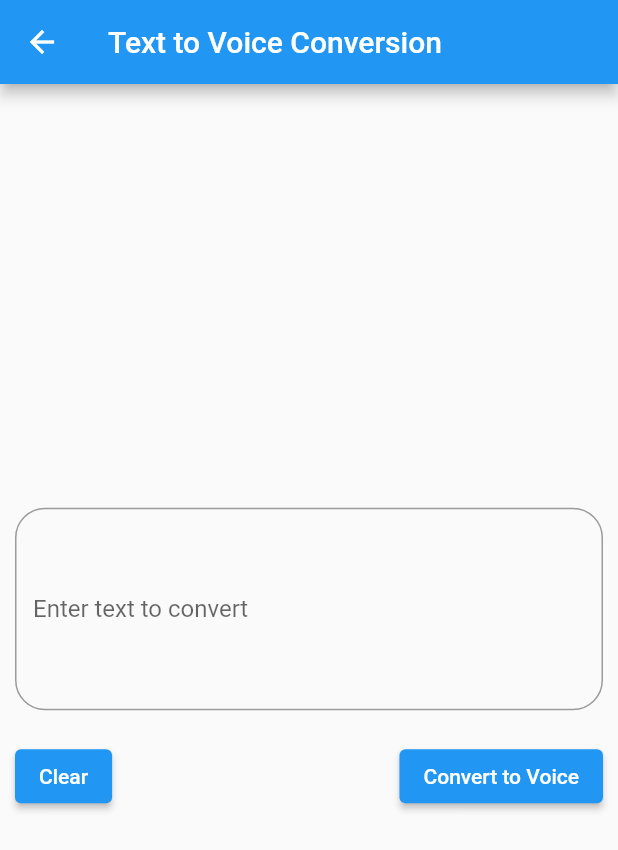
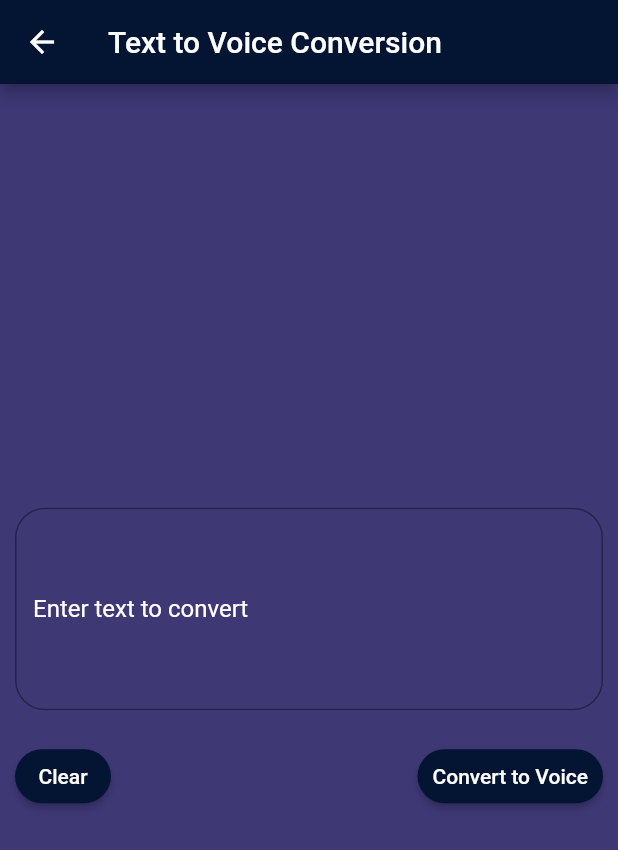
Before and after one commit to adeeshajayasinghe/talk-together, a Flutter app: the TextToVoiceScreen screen opened directly, on a phone screen of 412 x 824 dp. Shown: the top 850 px of the screen. Run offline on Flutter 3.47's test engine with Material 2 defaults, Android fonts, the phone set to English and light mode, and no system bars; our stand-ins replace cloud_firestore, firebase_auth, firebase_core, flutter_svg, flutter_tts, get and 2 more; missing offline and left inert: country_flags; accounts and stored records are empty.

Commit message:
Make text to voice screen more user friendly.

```diff
--- a/lib/pages/text_to_voice_translation_screen.dart
+++ b/lib/pages/text_to_voice_translation_screen.dart
@@ -2,8 +2,8 @@ import 'package:flutter/material.dart';
 import 'package:provider/provider.dart';
 
 import '../models/text_to_voice_model.dart';
+import '../servises/text_to_voice_service.dart';
 
-import '../servises/text_to_voice_service.dart';
 
 class TextToVoiceScreen extends StatefulWidget {
   const TextToVoiceScreen({Key? key}) : super(key: key);
@@ -27,36 +27,46 @@ class _TextToVoiceScreenState extends State<TextToVoiceScreen> {
     final textToVoiceModel = Provider.of<TextToVoiceModel>(context);
     final textToSpeechService = TextToVoiceService();
 
-    // to directly speak, use this syntax below
-    // textToSpeechService.speak('hi');
+    final elevatedButtonStyle = ElevatedButton.styleFrom(
+      foregroundColor: Colors.white,
+      backgroundColor: const Color.fromARGB(255, 4, 21, 51),
+      padding: const EdgeInsets.all(10),
+      shape: RoundedRectangleBorder(borderRadius: BorderRadius.circular(20.0)),
+    );
 
     return Scaffold(
       appBar: AppBar(
+        backgroundColor: const Color.fromARGB(255, 4, 21, 51),
         title: const Text('Text to Voice Conversion'),
       ),
       body: Container(
         padding: const EdgeInsets.fromLTRB(10, 0, 10, 0),
+        color: const Color.fromARGB(255, 62, 56, 117),
         child: Column(
           mainAxisAlignment: MainAxisAlignment.center,
           mainAxisSize: MainAxisSize.max,
           children: [
             TextField(
+              cursorColor: Colors.white,
               maxLines: 5,
-              controller: textEditingController, // Set the controller here
-              onChanged: (text) {
-                // No need to use setState to update inputText
-                // inputText = text;
-              },
+              controller: textEditingController,
+              style: TextStyle(color: Colors.white), // Set the text color here
+              onChanged: (text) {},
               decoration: const InputDecoration(
                 border: OutlineInputBorder(
-                    borderRadius: BorderRadius.all(Radius.circular(20))),
+                  borderRadius: BorderRadius.all(
+                    Radius.circular(20),
+                  ),
+                ),
                 labelText: 'Enter text to convert',
+                labelStyle: TextStyle(color: Colors.white), // Set label text color
               ),
             ),
             const SizedBox(height: 20),
             Row(
               children: [
                 ElevatedButton(
+                  style: elevatedButtonStyle,
                   onPressed: () {
                     setState(() {
                       textEditingController.clear(); // Clear the text field using the controller
@@ -66,6 +76,7 @@ class _TextToVoiceScreenState extends State<TextToVoiceScreen> {
                 ),
                 const Spacer(),
                 ElevatedButton(
+                  style: elevatedButtonStyle,
                   onPressed: () {
                     textToVoiceModel.setTextToSpeak(textEditingController.text); // Set text using the controller
                     final textToSpeak = textToVoiceModel.textToSpeak;
```
